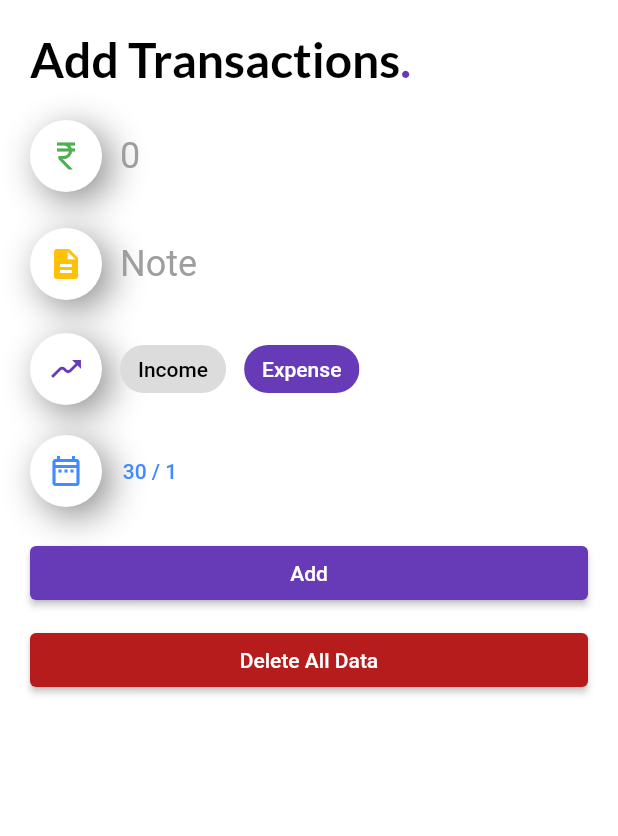
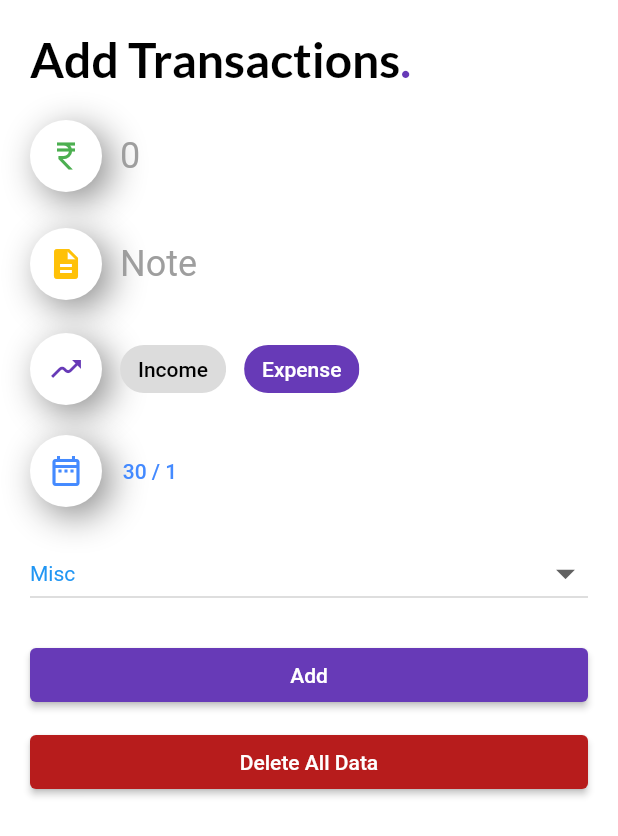
Before and after one commit to Debjit0/ExpenseManagementApp, a Flutter app: the AddTransaction screen opened directly, after a tap on "Expense", on a phone screen of 412 x 824 dp. Shown: the top 836 px of the screen. Run offline on Flutter 3.47's test engine with Material 2 defaults, Android fonts, the phone set to English and light mode, and no system bars; our stand-ins replace fl_chart, fluttertoast, google_fonts, hive, hive_flutter; accounts and stored records are empty.

Commit message:
Adding Categories

```diff
--- a/mini_proj_expense_2/lib/pages/addTransaction.dart
+++ b/mini_proj_expense_2/lib/pages/addTransaction.dart
@@ -16,6 +16,7 @@ class _AddTransactionState extends State<AddTransaction> {
   int? amount;
   String note = "No info";
   String type = "Income";
+  String category = 'Misc';
   DateTime selectedDate = DateTime.now();
   List<String> months = [
     "Jan",
@@ -255,8 +256,43 @@ class _AddTransactionState extends State<AddTransaction> {
           SizedBox(
             height: 20,
           ),
+          //
+          (type == "Income")
+              ? Container()
+              : DropdownButton(
+                  hint: Text(
+                    category,
+                    style: TextStyle(color: Colors.blue),
+                  ),
+                  isExpanded: true,
+                  iconSize: 30.0,
+                  style: TextStyle(color: Colors.blue),
+                  items: ['Food', 'Travel', 'Clothing', 'Rent', 'Misc'].map(
+                    (val) {
+                      return DropdownMenuItem<String>(
+                        value: val,
+                        child: Text(val),
+                      );
+                    },
+                  ).toList(),
+                  onChanged: (val) {
+                    setState(
+                      () {
+                        if (type == "Income") {
+                          category = "Income";
+                        } else {
+                          category = val!;
+                        }
+                      },
+                    );
+                  },
+                ),
+          SizedBox(
+            height: 20,
+          ),
           ElevatedButton(
               onPressed: () async {
+                /*
                 if (type == "Expense") {
                   if (amount == null || amount == 0) {
                     Fluttertoast.showToast(
@@ -276,12 +312,16 @@ class _AddTransactionState extends State<AddTransaction> {
                         msg: "Income Added", textColor: Colors.green);
                   }
                 }
+                */
                 if (amount != null && note.isNotEmpty) {
+                  print(category);
                   DbHelper dbHelper = new DbHelper();
-                  await dbHelper.addData(amount!, selectedDate, note, type);
+                  await dbHelper.addData(
+                      amount!, selectedDate, note, type, category);
                   Navigator.of(context).pop();
                 } else {
-                  print("Not all Values provided");
+                  Fluttertoast.showToast(msg: "Please add all the Values");
+                  print(category);
                 }
               },
               child: Text("Add")),
```
Also changed, not shown: mini_proj_expense_2/lib/controllers/db_helper.dart (+10 -2 lines), mini_proj_expense_2/lib/pages/categoryDisplay.dart (added, +68 -0 lines), mini_proj_expense_2/lib/pages/homepage.dart (+72 -7 lines).
